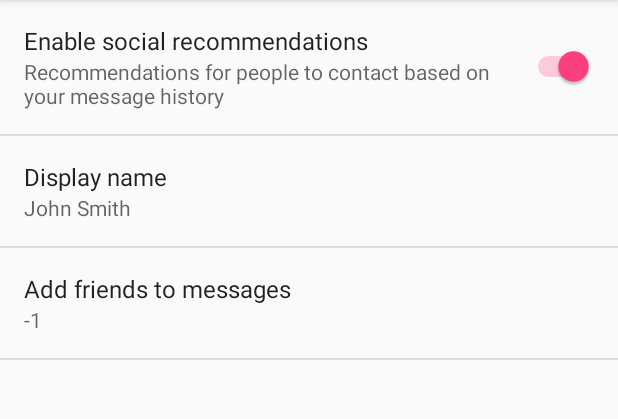
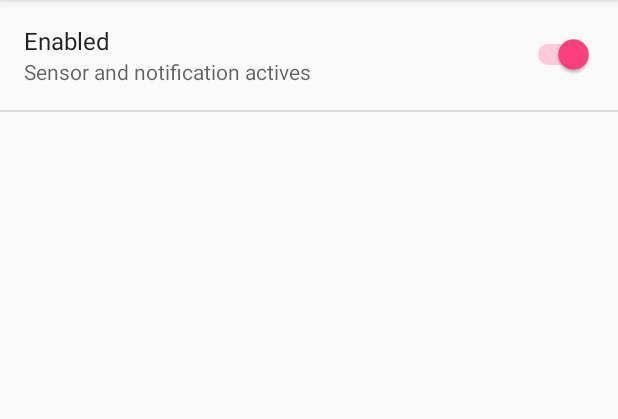
Before and after one commit to Pozzoooo/PlaybackSensor, an Android app: the screen it shows after launch (SettingsActivity), on a phone screen of 412 x 824 dp, the part 84-503 px from its top. Run offline under Robolectric (Android 15) with nearby library versions, the phone set to English and light mode, and no system bars.

Commit message:
Main activity parsed to Kotlin and layout

```diff
--- a/app/src/main/java/pozzo/apps/playbacksensor/SettingsActivity.java
+++ /dev/null
@@ -1,88 +0,0 @@
-package pozzo.apps.playbacksensor;
-
-import android.content.Context;
-import android.content.Intent;
-import android.content.SharedPreferences;
-import android.content.res.Configuration;
-import android.os.Bundle;
-import android.preference.Preference;
-import android.preference.PreferenceFragment;
-import android.preference.PreferenceManager;
-
-public class SettingsActivity extends AppCompatPreferenceActivity implements SharedPreferences.OnSharedPreferenceChangeListener {
-
-    private static Preference.OnPreferenceChangeListener sBindPreferenceSummaryToValueListener = new Preference.OnPreferenceChangeListener() {
-        @Override
-        public boolean onPreferenceChange(Preference preference, Object value) {
-            String stringValue = value.toString();
-			preference.setSummary(stringValue);
-            return true;
-        }
-    };
-
-    private static boolean isXLargeTablet(Context context) {
-        return (context.getResources().getConfiguration().screenLayout
-                & Configuration.SCREENLAYOUT_SIZE_MASK) >= Configuration.SCREENLAYOUT_SIZE_XLARGE;
-    }
-
-    private static void bindPreferenceSummaryToValue(Preference preference) {
-        preference.setOnPreferenceChangeListener(sBindPreferenceSummaryToValueListener);
-        sBindPreferenceSummaryToValueListener.onPreferenceChange(preference,
-                PreferenceManager
-                        .getDefaultSharedPreferences(preference.getContext())
-                        .getString(preference.getKey(), ""));
-    }
-
-    @Override
-    protected void onCreate(Bundle savedInstanceState) {
-        super.onCreate(savedInstanceState);
-		startService();
-		PreferenceManager.getDefaultSharedPreferences(this).registerOnSharedPreferenceChangeListener(this);
-
-		getFragmentManager().beginTransaction().replace(android.R.id.content,
-				new GeneralPreferenceFragment()).commit();
-    }
-
-    private void startService() {
-		startService(new Intent(this, SensorService.class));
-	}
-
-	private void stopService() {
-		Intent intent = new Intent(this, SensorService.class);
-		intent.putExtra("stop", true);
-		startService(intent);
-	}
-
-    @Override
-    public boolean onIsMultiPane() {
-        return isXLargeTablet(this);
-    }
-
-    protected boolean isValidFragment(String fragmentName) {
-        return PreferenceFragment.class.getName().equals(fragmentName)
-                || GeneralPreferenceFragment.class.getName().equals(fragmentName);
-    }
-
-	@Override
-	public void onSharedPreferenceChanged(SharedPreferences sharedPreferences, String key) {
-		if(key.equals("example_switch")) {
-			boolean runningDialog = sharedPreferences.getBoolean("example_switch", true);
-			if(runningDialog) {
-				startService();
-			} else {
-				stopService();
-			}
-		}
-	}
-
-	public static class GeneralPreferenceFragment extends PreferenceFragment {
-        @Override
-        public void onCreate(Bundle savedInstanceState) {
-            super.onCreate(savedInstanceState);
-            addPreferencesFromResource(R.xml.pref_general);
-
-            bindPreferenceSummaryToValue(findPreference("example_text"));
-            bindPreferenceSummaryToValue(findPreference("example_list"));
-        }
-    }
-}
--- /dev/null
+++ b/app/src/main/java/pozzo/apps/playbacksensor/SettingsActivity.kt
@@ -0,0 +1,70 @@
+package pozzo.apps.playbacksensor
+
+import android.content.Context
+import android.content.Intent
+import android.content.SharedPreferences
+import android.content.res.Configuration
+import android.os.Bundle
+import android.preference.PreferenceFragment
+import android.preference.PreferenceManager
+
+/**
+ * @author galien
+ * @since 15/10/17.
+ */
+class SettingsActivity : AppCompatPreferenceActivity(), SharedPreferences.OnSharedPreferenceChangeListener {
+
+    override fun onCreate(savedInstanceState: Bundle?) {
+        super.onCreate(savedInstanceState)
+        if (isEnabled()) {
+            startService()
+        }
+        PreferenceManager.getDefaultSharedPreferences(this).registerOnSharedPreferenceChangeListener(this)
+
+        fragmentManager.beginTransaction().replace(android.R.id.content,
+                GeneralPreferenceFragment()).commit()
+    }
+
+    private fun startService() {
+        startService(Intent(this, SensorService::class.java))
+    }
+
+    private fun stopService() {
+        val intent = Intent(this, SensorService::class.java)
+        intent.putExtra("stop", true)
+        startService(intent)
+    }
+
+    override fun onIsMultiPane(): Boolean = isXLargeTablet(this)
+
+    override fun isValidFragment(fragmentName: String): Boolean =
+            PreferenceFragment::class.java.name == fragmentName || GeneralPreferenceFragment::class.java.name == fragmentName
+
+    override fun onSharedPreferenceChanged(sharedPreferences: SharedPreferences, key: String) {
+        if (key == "enabled") {
+            val runningDialog = sharedPreferences.getBoolean("enabled", true)
+            if (runningDialog) {
+                startService()
+            } else {
+                stopService()
+            }
+        }
+    }
+
+    private fun isEnabled(): Boolean {
+        val sharedPreferences = PreferenceManager.getDefaultSharedPreferences(this)
+        return sharedPreferences.getBoolean("enabled", false)
+    }
+
+    class GeneralPreferenceFragment : PreferenceFragment() {
+        override fun onCreate(savedInstanceState: Bundle?) {
+            super.onCreate(savedInstanceState)
+            addPreferencesFromResource(R.xml.pref_general)
+        }
+    }
+
+    companion object {
+        private fun isXLargeTablet(context: Context): Boolean =
+                context.resources.configuration.screenLayout and Configuration.SCREENLAYOUT_SIZE_MASK >= Configuration.SCREENLAYOUT_SIZE_XLARGE
+    }
+}
--- a/app/src/main/res/values/strings.xml
+++ b/app/src/main/res/values/strings.xml
@@ -1,75 +1,6 @@
 <resources>
     <string name="app_name">Playback Sensor</string>
 
-    <!-- Strings related to Settings -->
-
-    <!-- Example General settings -->
-    <string name="pref_header_general">General</string>
-
-    <string name="pref_title_social_recommendations">Enable social recommendations</string>
-    <string name="pref_description_social_recommendations">Recommendations for people to contact
-        based on your message history
-    </string>
-
-    <string name="pref_title_display_name">Display name</string>
-    <string name="pref_default_display_name">John Smith</string>
-
-    <string name="pref_title_add_friends_to_messages">Add friends to messages</string>
-    <string-array name="pref_example_list_titles">
-        <item>Always</item>
-        <item>When possible</item>
-        <item>Never</item>
-    </string-array>
-    <string-array name="pref_example_list_values">
-        <item>1</item>
-        <item>0</item>
-        <item>-1</item>
-    </string-array>
-
-    <!-- Example settings for Data & Sync -->
-    <string name="pref_header_data_sync">Data &amp; sync</string>
-
-    <string name="pref_title_sync_frequency">Sync frequency</string>
-    <string-array name="pref_sync_frequency_titles">
-        <item>15 minutes</item>
-        <item>30 minutes</item>
-        <item>1 hour</item>
-        <item>3 hours</item>
-        <item>6 hours</item>
-        <item>Never</item>
-    </string-array>
-    <string-array name="pref_sync_frequency_values">
-        <item>15</item>
-        <item>30</item>
-        <item>60</item>
-        <item>180</item>
-        <item>360</item>
-        <item>-1</item>
-    </string-array>
-
-    <string-array name="list_preference_entries">
-        <item>Entry 1</item>
-        <item>Entry 2</item>
-        <item>Entry 3</item>
-    </string-array>
-
-    <string-array name="list_preference_entry_values">
-        <item>1</item>
-        <item>2</item>
-        <item>3</item>
-    </string-array>
-
-    <string-array name="multi_select_list_preference_default_value" />
-
-    <string name="pref_title_system_sync_settings">System sync settings</string>
-
-    <!-- Example settings for Notifications -->
-    <string name="pref_header_notifications">Notifications</string>
-
-    <string name="pref_title_new_message_notifications">New message notifications</string>
-
-    <string name="pref_title_ringtone">Ringtone</string>
-    <string name="pref_ringtone_silent">Silent</string>
-
-    <string name="pref_title_vibrate">Vibrate</string>
+	<string name="enabled">Enabled</string>
+	<string name="enabled_explanation">Sensor and notification actives</string>
 </resources>
--- a/app/src/main/res/xml/pref_general.xml
+++ b/app/src/main/res/xml/pref_general.xml
@@ -2,27 +2,8 @@
 
     <SwitchPreference
         android:defaultValue="true"
-        android:key="example_switch"
-        android:summary="@string/pref_description_social_recommendations"
-        android:title="@string/pref_title_social_recommendations" />
-
-    <EditTextPreference
-        android:capitalize="words"
-        android:defaultValue="@string/pref_default_display_name"
-        android:inputType="textCapWords"
-        android:key="example_text"
-        android:maxLines="1"
-        android:selectAllOnFocus="true"
-        android:singleLine="true"
-        android:title="@string/pref_title_display_name" />
-
-    <ListPreference
-        android:defaultValue="-1"
-        android:entries="@array/pref_example_list_titles"
-        android:entryValues="@array/pref_example_list_values"
-        android:key="example_list"
-        android:negativeButtonText="@null"
-        android:positiveButtonText="@null"
-        android:title="@string/pref_title_add_friends_to_messages" />
+        android:key="enabled"
+        android:summary="@string/enabled_explanation"
+        android:title="@string/enabled" />
 
 </PreferenceScreen>
```
Also changed, not shown: app/src/main/java/pozzo/apps/playbacksensor/SensorService.kt (+8 -8 lines).
